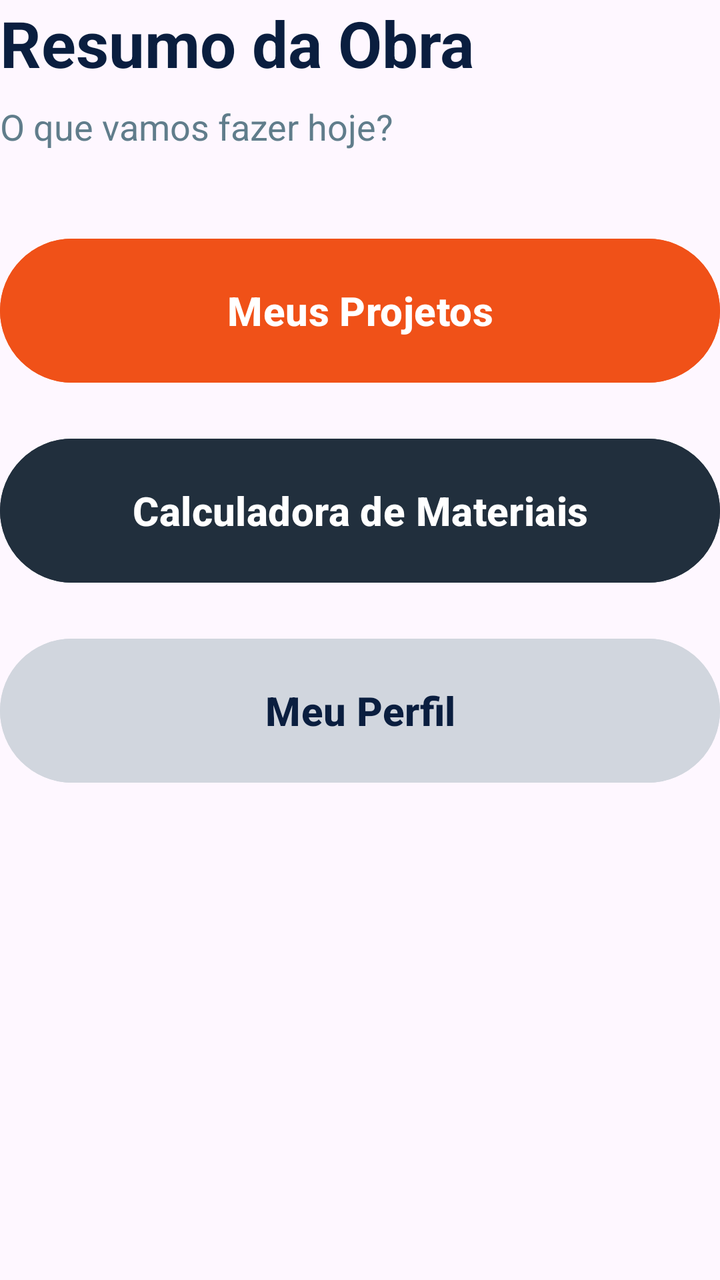
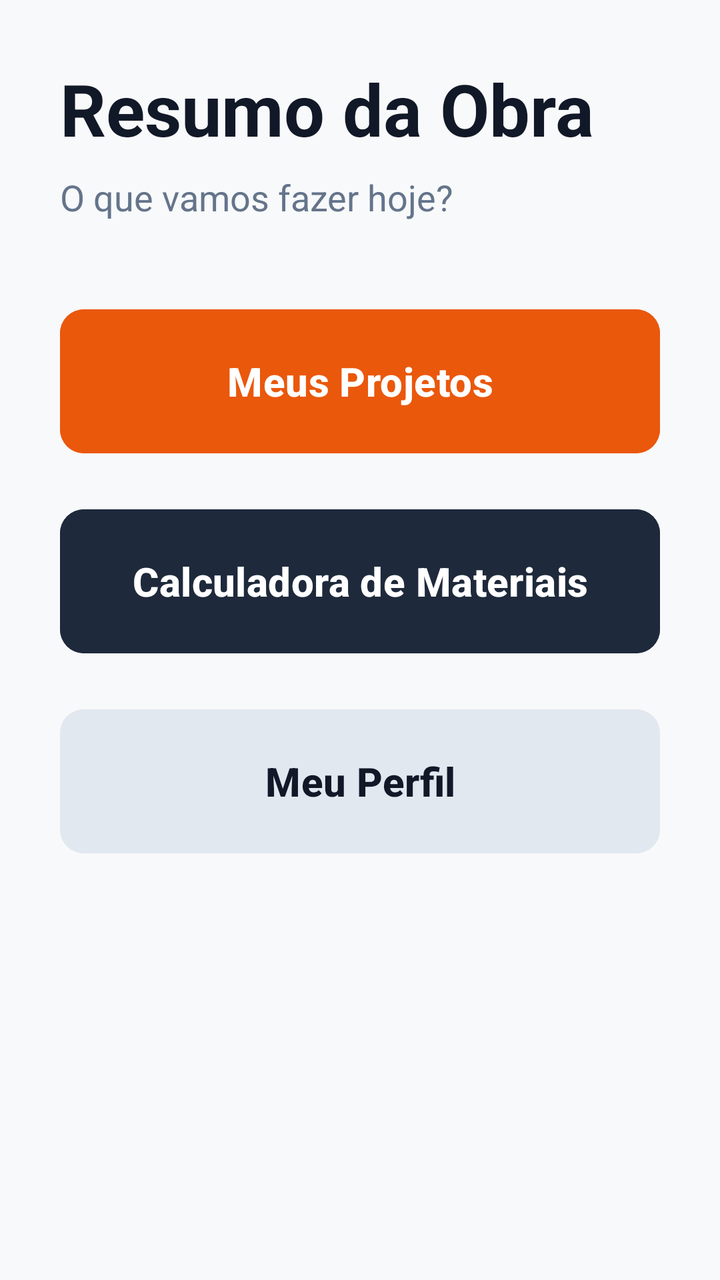

Compare the two renders of this Android layout. The source of the first and the diff that turns it into the second are given below.
<!-- AndroidManifest.xml: application theme Theme.ObraCertaAndroid -->
<!-- res/layout/activity_home.xml -->
<?xml version="1.0" encoding="utf-8"?>
<LinearLayout xmlns:android="http://schemas.android.com/apk/res/android"
    android:id="@+id/main" android:layout_width="match_parent"
    android:layout_height="match_parent"
    android:layout_margin="30dp"
    android:orientation="vertical">

    <TextView
        android:id="@+id/tvTituloResumo"
        android:layout_width="match_parent"
        android:layout_height="wrap_content"
        android:text="@string/titulo_resumo"
        android:textColor="@color/azul_marinho_texto"
        android:textSize="32sp"
        android:textStyle="bold" />

    <TextView
        android:id="@+id/tvSubtituloResumo"
        android:layout_width="match_parent"
        android:layout_height="wrap_content"
        android:text="@string/subtitulo_resumo"
        android:textColor="@color/cinza_subtitulo"
        android:textSize="18sp"
        android:layout_marginTop="8dp"
        android:layout_marginBottom="40dp" />

    <Button
        android:id="@+id/btnIrMeusProjetos"
        android:layout_width="match_parent"
        android:layout_height="80dp"
        android:text="@string/btn_meus_projetos"
        android:textColor="@color/white"
        android:textSize="20sp"
        android:textStyle="bold"
        android:backgroundTint="@color/laranja_principal"
        android:layout_marginBottom="20dp" />

    <Button
        android:id="@+id/btnIrCalculadora"
        android:layout_width="match_parent"
        android:layout_height="80dp"
        android:text="@string/btn_calculadora"
        android:textColor="@color/white"
        android:textSize="20sp"
        android:textStyle="bold"
        android:backgroundTint="@color/azul_botoes"
        android:layout_marginBottom="20dp" />

    <Button
        android:id="@+id/btnIrMeuPerfil"
        android:layout_width="match_parent"
        android:layout_height="80dp"
        android:text="@string/btn_meu_perfil"
        android:textColor="@color/azul_marinho_texto"
        android:textSize="20sp"
        android:textStyle="bold"
        android:backgroundTint="@color/cinza_claro_botoes" />

</LinearLayout>
<!-- resources referenced by this layout -->
<resources>
  <color name="azul_botoes">#212F3D</color>
  <color name="azul_marinho_texto">#0A1E3F</color>
  <color name="cinza_claro_botoes">#D1D6DE</color>
  <color name="cinza_subtitulo">#607D8B</color>
  <color name="laranja_principal">#F05118</color>
  <color name="white">#FFFFFFFF</color>
  <string name="btn_calculadora">Calculadora de Materiais</string>
  <string name="btn_meu_perfil">Meu Perfil</string>
  <string name="btn_meus_projetos">Meus Projetos</string>
  <string name="subtitulo_resumo">O que vamos fazer hoje?</string>
  <string name="titulo_resumo">Resumo da Obra</string>
  <style name="Theme.ObraCertaAndroid" parent="Base.Theme.ObraCertaAndroid" />
  <style name="Base.Theme.ObraCertaAndroid" parent="Theme.Material3.Light.NoActionBar">
          
          
      </style>
</resources>

<!-- the commit's change to res/layout/activity_home.xml (unified diff, before → after) -->
@@ -1,59 +1,72 @@
 <?xml version="1.0" encoding="utf-8"?>
 <LinearLayout xmlns:android="http://schemas.android.com/apk/res/android"
-    android:id="@+id/main" android:layout_width="match_parent"
+    xmlns:app="http://schemas.android.com/apk/res-auto"
+    android:id="@+id/main"
+    android:layout_width="match_parent"
     android:layout_height="match_parent"
-    android:layout_margin="30dp"
+    android:background="#EA580C"
     android:orientation="vertical">
 
-    <TextView
-        android:id="@+id/tvTituloResumo"
+    <LinearLayout
         android:layout_width="match_parent"
-        android:layout_height="wrap_content"
-        android:text="@string/titulo_resumo"
-        android:textColor="@color/azul_marinho_texto"
-        android:textSize="32sp"
-        android:textStyle="bold" />
+        android:layout_height="match_parent"
+        android:background="#F8F9FA"
+        android:orientation="vertical"
+        android:padding="30dp">
 
-    <TextView
-        android:id="@+id/tvSubtituloResumo"
-        android:layout_width="match_parent"
-        android:layout_height="wrap_content"
-        android:text="@string/subtitulo_resumo"
-        android:textColor="@color/cinza_subtitulo"
-        android:textSize="18sp"
-        android:layout_marginTop="8dp"
-        android:layout_marginBottom="40dp" />
+        <TextView
+            android:id="@+id/tvTituloResumo"
+            android:layout_width="match_parent"
+            android:layout_height="wrap_content"
+            android:text="@string/titulo_resumo"
+            android:textColor="#111827"
+            android:textSize="36sp"
+            android:textStyle="bold" />
 
-    <Button
-        android:id="@+id/btnIrMeusProjetos"
-        android:layout_width="match_parent"
-        android:layout_height="80dp"
-        android:text="@string/btn_meus_projetos"
-        android:textColor="@color/white"
-        android:textSize="20sp"
-        android:textStyle="bold"
-        android:backgroundTint="@color/laranja_principal"
-        android:layout_marginBottom="20dp" />
+        <TextView
+            android:id="@+id/tvSubtituloResumo"
+            android:layout_width="match_parent"
+            android:layout_height="wrap_content"
+            android:text="@string/subtitulo_resumo"
+            android:textColor="#64748B"
+            android:textSize="18sp"
+            android:layout_marginTop="8dp"
+            android:layout_marginBottom="40dp" />
 
-    <Button
-        android:id="@+id/btnIrCalculadora"
-        android:layout_width="match_parent"
-        android:layout_height="80dp"
-        android:text="@string/btn_calculadora"
-        android:textColor="@color/white"
-        android:textSize="20sp"
-        android:textStyle="bold"
-        android:backgroundTint="@color/azul_botoes"
-        android:layout_marginBottom="20dp" />
+        <Button
+            android:id="@+id/btnIrMeusProjetos"
+            android:layout_width="match_parent"
+            android:layout_height="80dp"
+            android:text="@string/btn_meus_projetos"
+            android:textColor="@color/white"
+            android:textSize="20sp"
+            android:textStyle="bold"
+            android:backgroundTint="#EA580C"
+            app:cornerRadius="12dp"
+            android:layout_marginBottom="20dp" />
 
-    <Button
-        android:id="@+id/btnIrMeuPerfil"
-        android:layout_width="match_parent"
-        android:layout_height="80dp"
-        android:text="@string/btn_meu_perfil"
-        android:textColor="@color/azul_marinho_texto"
-        android:textSize="20sp"
-        android:textStyle="bold"
-        android:backgroundTint="@color/cinza_claro_botoes" />
+        <Button
+            android:id="@+id/btnIrCalculadora"
+            android:layout_width="match_parent"
+            android:layout_height="80dp"
+            android:text="@string/btn_calculadora"
+            android:textColor="@color/white"
+            android:textSize="20sp"
+            android:textStyle="bold"
+            android:backgroundTint="#1E293B"
+            app:cornerRadius="12dp"
+            android:layout_marginBottom="20dp" />
 
+        <Button
+            android:id="@+id/btnIrMeuPerfil"
+            android:layout_width="match_parent"
+            android:layout_height="80dp"
+            android:text="@string/btn_meu_perfil"
+            android:textColor="#111827"
+            android:textSize="20sp"
+            android:textStyle="bold"
+            android:backgroundTint="#E2E8F0"
+            app:cornerRadius="12dp" />
+
+    </LinearLayout>
 </LinearLayout>
<!-- resource entries referenced after the edit -->
@@ -1,10 +1,5 @@
 <!-- resources referenced by this layout -->
 <resources>
-  <color name="azul_botoes">#212F3D</color>
-  <color name="azul_marinho_texto">#0A1E3F</color>
-  <color name="cinza_claro_botoes">#D1D6DE</color>
-  <color name="cinza_subtitulo">#607D8B</color>
-  <color name="laranja_principal">#F05118</color>
   <color name="white">#FFFFFFFF</color>
   <string name="btn_calculadora">Calculadora de Materiais</string>
   <string name="btn_meu_perfil">Meu Perfil</string>
